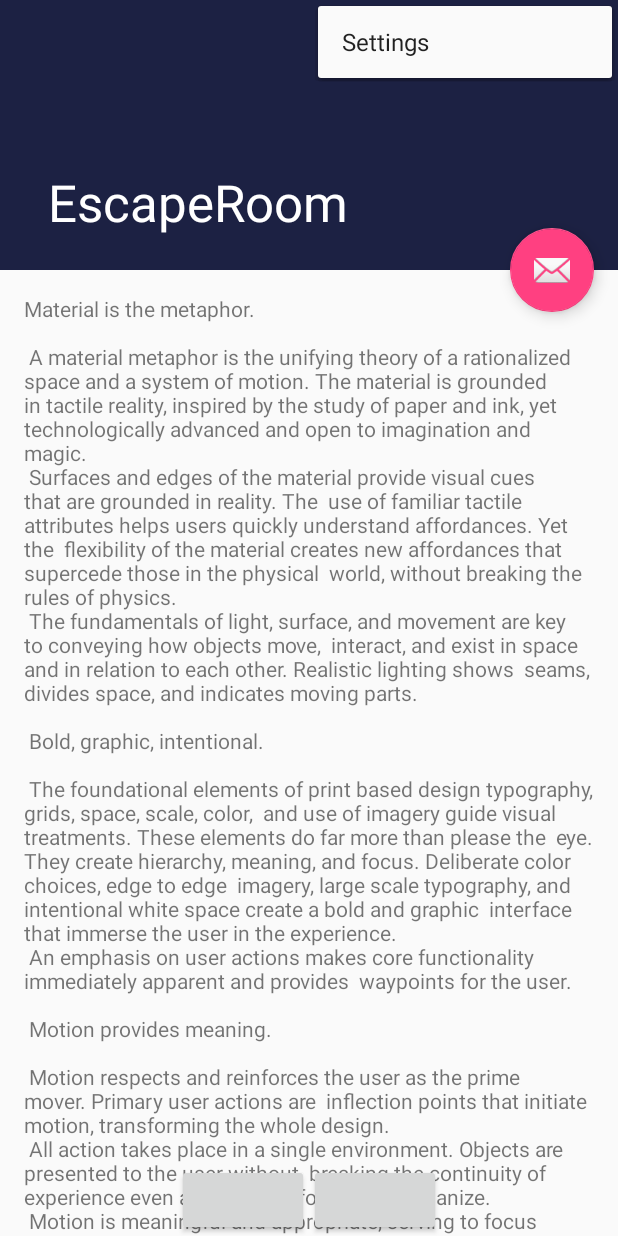
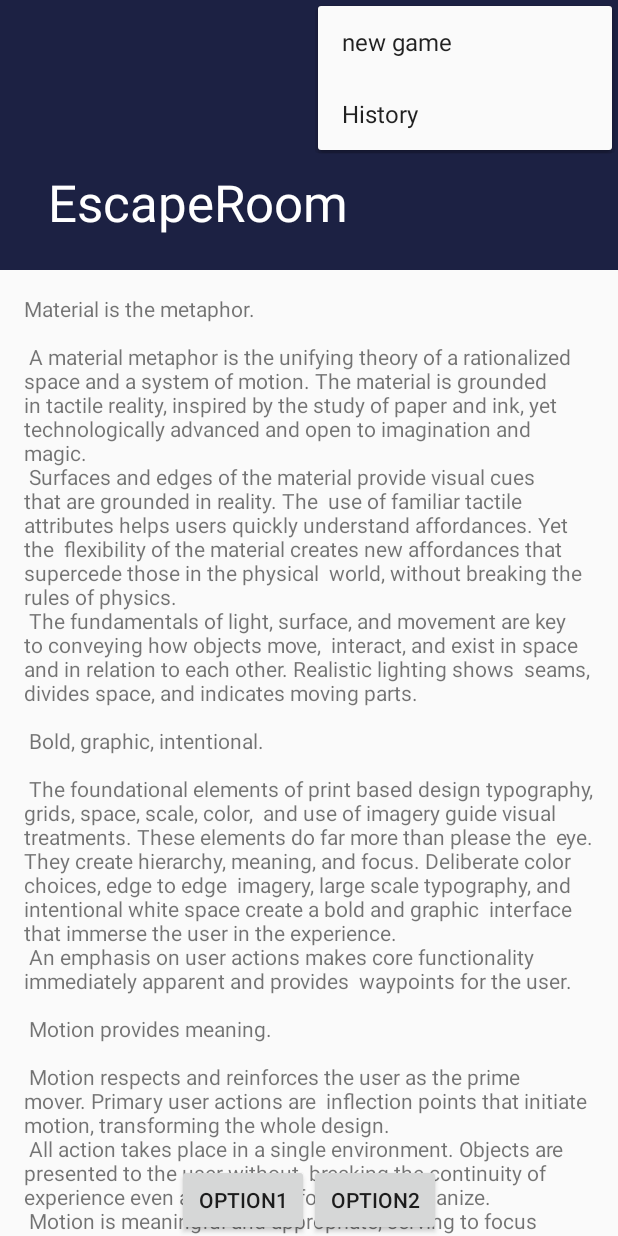
Before and after one commit to MrDeliciousman/EscapeRoom, an Android app: the screen it shows after launch (ScrollingActivity), with the options menu open, on a phone screen of 412 x 824 dp. Run offline under Robolectric (Android 15) with nearby library versions, the phone set to English and light mode, and no system bars.

Commit message:
added two buttons for app bar.

```diff
--- a/app/src/main/java/edu/cnm/deepdive/escaperoom/ScrollingActivity.java
+++ b/app/src/main/java/edu/cnm/deepdive/escaperoom/ScrollingActivity.java
@@ -18,14 +18,6 @@ public class ScrollingActivity extends AppCompatActivity {
     Toolbar toolbar = (Toolbar) findViewById(R.id.toolbar);
     setSupportActionBar(toolbar);
 
-    FloatingActionButton fab = (FloatingActionButton) findViewById(R.id.fab);
-    fab.setOnClickListener(new View.OnClickListener() {
-      @Override
-      public void onClick(View view) {
-        Snackbar.make(view, "Replace with your own action", Snackbar.LENGTH_LONG)
-            .setAction("Action", null).show();
-      }
-    });
   }
 
   @Override
--- a/app/src/main/res/layout/activity_scrolling.xml
+++ b/app/src/main/res/layout/activity_scrolling.xml
@@ -47,22 +47,15 @@
     android:id="@+id/option1"
     android:layout_width="wrap_content"
     android:layout_height="wrap_content"
-    android:gravity="center"/>
+    android:gravity="center"
+    android:text="@string/option1_button"/>
 
   <Button
     android:id="@+id/option2"
     android:layout_width="wrap_content"
     android:layout_height="wrap_content"
-    android:gravity="center"/>
+    android:gravity="center"
+    android:text="@string/option2_button"/>
 </LinearLayout>
 
-  <android.support.design.widget.FloatingActionButton
-    android:id="@+id/fab"
-    android:layout_width="wrap_content"
-    android:layout_height="wrap_content"
-    android:layout_margin="@dimen/fab_margin"
-    app:layout_anchor="@id/app_bar"
-    app:layout_anchorGravity="bottom|end"
-    app:srcCompat="@android:drawable/ic_dialog_email"/>
-
 </android.support.design.widget.CoordinatorLayout>
--- a/app/src/main/res/menu/menu_scrolling.xml
+++ b/app/src/main/res/menu/menu_scrolling.xml
@@ -4,7 +4,12 @@
   tools:context="edu.cnm.deepdive.escaperoom.ScrollingActivity">
   <item
     android:id="@+id/action_settings"
-    android:orderInCategory="100"
-    android:title="@string/action_settings"
+    android:orderInCategory="90"
+    android:title="@string/new_game_option"
     app:showAsAction="never"/>
+   <item
+     android:id="@+id/history"
+     android:orderInCategory="100"
+     android:title="@string/history_setting"
+     app:showAsAction="never"/>
 </menu>
--- a/app/src/main/res/values/strings.xml
+++ b/app/src/main/res/values/strings.xml
@@ -89,7 +89,9 @@
     "For example, position the FAB to one side of stream of a cards so the FAB won’t interfere "
     "when a user tries to pick up one of cards.\n\n"
   </string>
-  <string name="action_settings">Settings</string>
+  <string name="new_game_option">new game</string>
   <string name="option1_button">Option1</string>
   <string name="option2_button">Option2</string>
+  <string name="history_setting">History</string>
+
 </resources>
```
